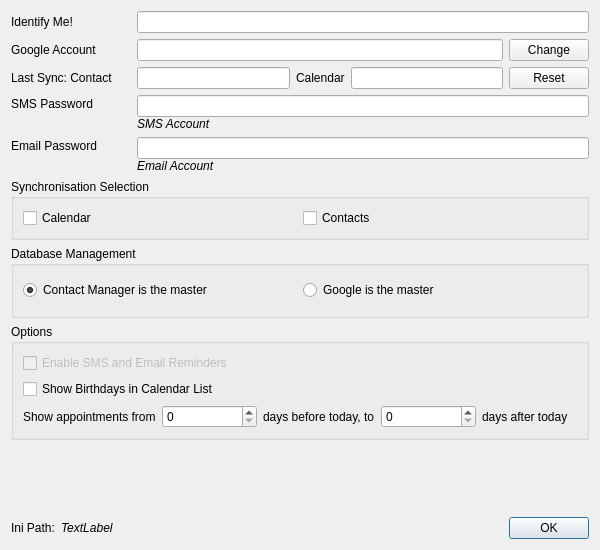
Before: the Qt Designer form configuration.ui in trumpton/ContactManager, drawn with Qt 5.
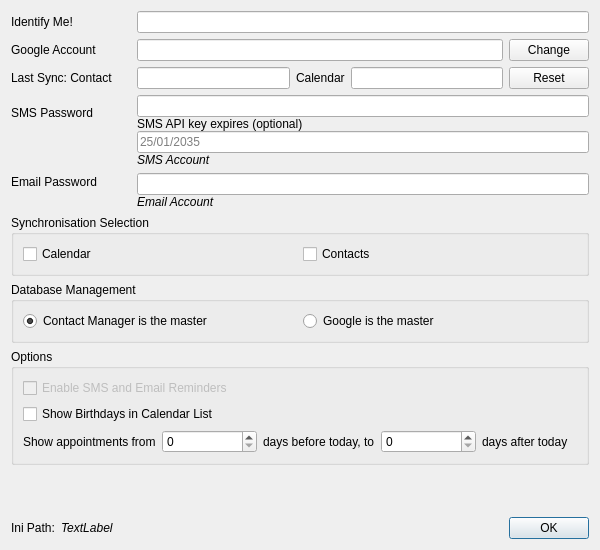
After: the same form once the commit is applied. Custom widgets are drawn as their Qt base class.

Commit message:
Keep the SMS API key expiry date in Settings, beside the key
The expiry date moves from the ini file to the settings store, next to the
SMS API key. The Settings page has an optional field for it, with 25/01/2035
as a watermark, and an accessible description. A value that is not a
day/month/year date is refused with a message. The startup warning, from 30
days before the date, only shows when the date is set. The sample ini and the
help no longer mention the ini key.

What changed in the file:
```diff
--- a/configuration.ui
+++ b/configuration.ui
@@ -224,6 +224,26 @@
          </property>
         </widget>
        </item>
+       <item>
+        <widget class="QLabel" name="smsKeyExpiryLabel">
+         <property name="text">
+          <string>SMS API key expires (optional)</string>
+         </property>
+        </widget>
+       </item>
+       <item>
+        <widget class="QLineEdit" name="smsKeyExpiry">
+         <property name="accessibleName">
+          <string>SMS API key expiry date</string>
+         </property>
+         <property name="accessibleDescription">
+          <string>Optional. The date the SMS API key expires, as day/month/year, for example 25/01/2035. Leave blank if it does not expire.</string>
+         </property>
+         <property name="placeholderText">
+          <string>25/01/2035</string>
+         </property>
+        </widget>
+       </item>
        <item>
         <widget class="QLabel" name="smsAccount">
          <property name="font">
```
The commit also changes 5 other files.
